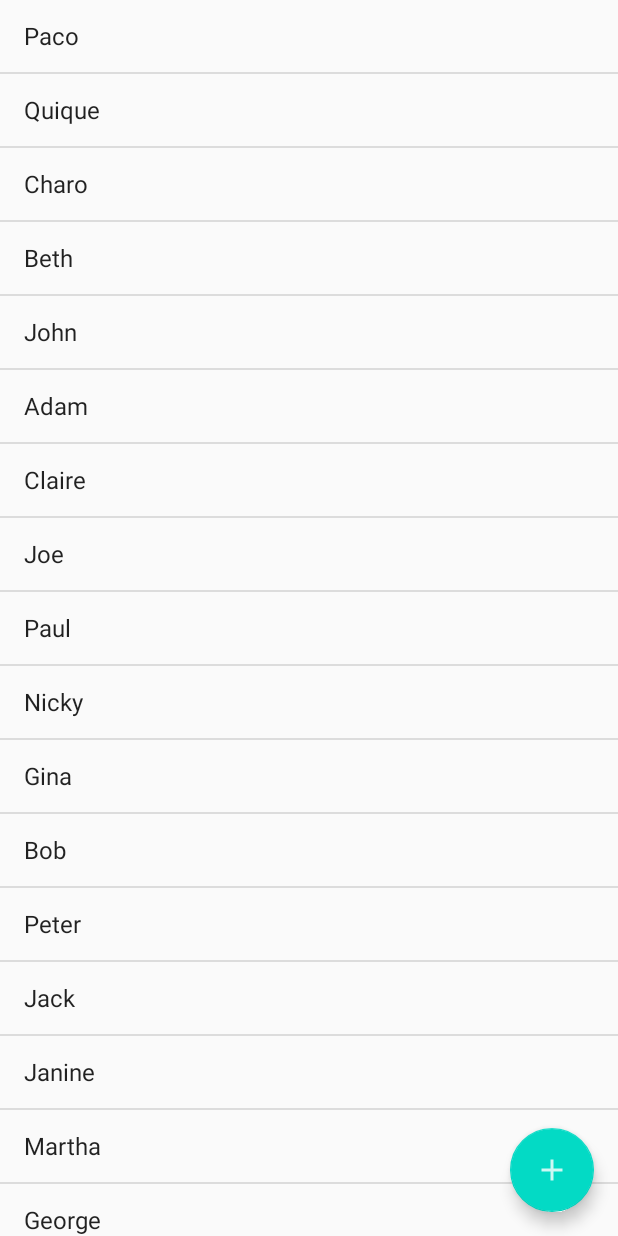
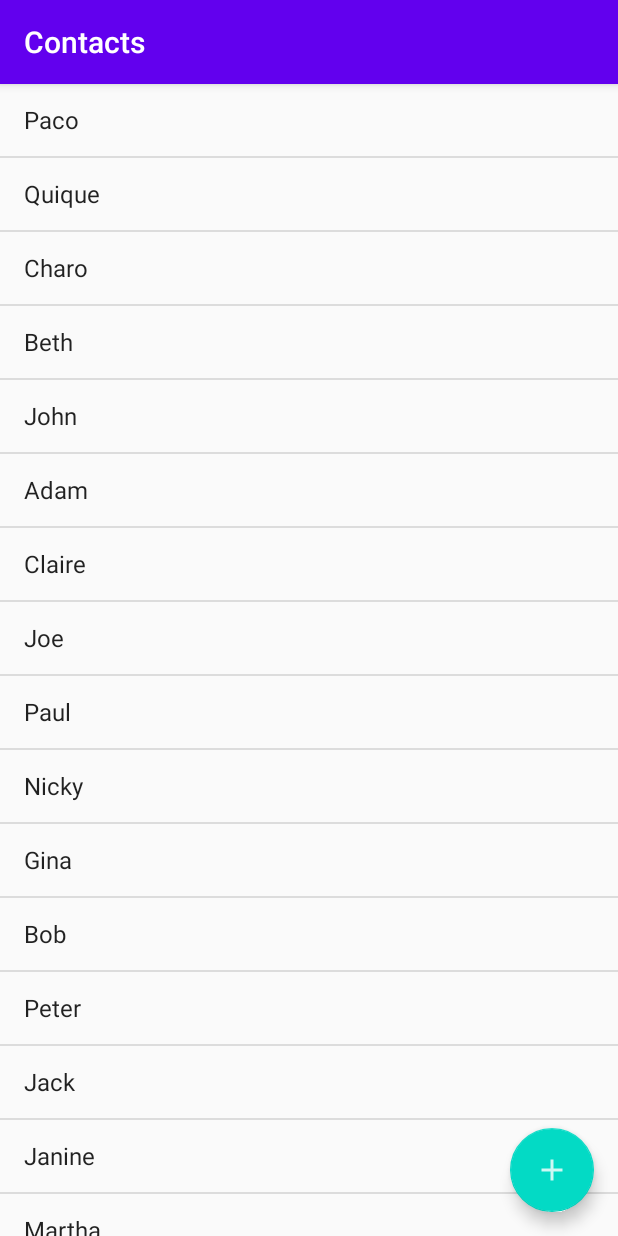
Before and after one commit to afonsodemori/study-java-contacts, an Android app: the screen it shows after launch (MainActivity before the commit, ContactsListActivity after it), on a phone screen of 412 x 824 dp. Run offline under Robolectric (Android 15) with nearby library versions, the phone set to English and light mode, and no system bars.

Commit message:
Change AppActivity to AppCompatActivity and do some refactor

```diff
--- a/app/src/main/AndroidManifest.xml
+++ b/app/src/main/AndroidManifest.xml
@@ -9,7 +9,7 @@
         android:supportsRtl="true"
         android:theme="@style/AppTheme">
 
-        <activity android:name=".MainActivity">
+        <activity android:name=".ui.ContactsListActivity">
             <intent-filter>
                 <action android:name="android.intent.action.MAIN" />
                 <category android:name="android.intent.category.LAUNCHER" />
--- a/app/src/main/java/dev/afonso/contacts/MainActivity.java
+++ /dev/null
@@ -1,70 +0,0 @@
-package dev.afonso.contacts;
-
-import android.app.Activity;
-import android.os.Bundle;
-import android.widget.ArrayAdapter;
-import android.widget.ListView;
-import android.widget.TextView;
-import android.widget.Toast;
-
-import androidx.annotation.Nullable;
-
-import java.util.ArrayList;
-import java.util.Arrays;
-import java.util.List;
-
-public class MainActivity extends Activity {
-    @Override
-    protected void onCreate(@Nullable Bundle savedInstanceState) {
-        super.onCreate(savedInstanceState);
-        Toast.makeText(this, "onCreate", Toast.LENGTH_SHORT).show();
-
-        setContentView(R.layout.activity_main);
-
-        List<String> contacts = new ArrayList<>(Arrays.asList(
-                "Paco", "Quique", "Charo", "Beth", "John", "Adam", "Claire", "Joe", "Paul", "Nicky",
-                "Gina", "Bob", "Peter", "Jack", "Janine", "Martha", "George", "Lisa", "Steve"
-        ));
-
-        ListView contactsList = findViewById(R.id.activity_main_list_contacts);
-        contactsList.setAdapter(new ArrayAdapter<>(this, android.R.layout.simple_list_item_1, contacts));
-    }
-
-    // Other tests
-
-    @Override
-    protected void onStart() {
-        super.onStart();
-        Toast.makeText(this, "onStart", Toast.LENGTH_SHORT).show();
-    }
-
-    @Override
-    protected void onResume() {
-        super.onResume();
-        Toast.makeText(this, "onResume", Toast.LENGTH_SHORT).show();
-    }
-
-    @Override
-    protected void onRestart() {
-        super.onRestart();
-        Toast.makeText(this, "onRestart", Toast.LENGTH_SHORT).show();
-    }
-
-    @Override
-    protected void onPause() {
-        super.onPause();
-        Toast.makeText(this, "onPause", Toast.LENGTH_SHORT).show();
-    }
-
-    @Override
-    protected void onStop() {
-        super.onStop();
-        Toast.makeText(this, "onStop", Toast.LENGTH_SHORT).show();
-    }
-
-    @Override
-    protected void onDestroy() {
-        super.onDestroy();
-        Toast.makeText(this, "onDestroy", Toast.LENGTH_SHORT).show();
-    }
-}
--- /dev/null
+++ b/app/src/main/java/dev/afonso/contacts/ui/ContactsListActivity.java
@@ -0,0 +1,30 @@
+package dev.afonso.contacts.ui;
+
+import android.os.Bundle;
+import android.widget.ArrayAdapter;
+import android.widget.ListView;
+
+import androidx.annotation.Nullable;
+import androidx.appcompat.app.AppCompatActivity;
+
+import java.util.ArrayList;
+import java.util.Arrays;
+import java.util.List;
+
+import dev.afonso.contacts.R;
+
+public class ContactsListActivity extends AppCompatActivity {
+    @Override
+    protected void onCreate(@Nullable Bundle savedInstanceState) {
+        super.onCreate(savedInstanceState);
+        setContentView(R.layout.activity_contacts_list);
+
+        List<String> contacts = new ArrayList<>(Arrays.asList(
+                "Paco", "Quique", "Charo", "Beth", "John", "Adam", "Claire", "Joe", "Paul", "Nicky",
+                "Gina", "Bob", "Peter", "Jack", "Janine", "Martha", "George", "Lisa", "Steve"
+        ));
+
+        ListView contactsList = findViewById(R.id.activity_contacts_list_listView);
+        contactsList.setAdapter(new ArrayAdapter<>(this, android.R.layout.simple_list_item_1, contacts));
+    }
+}
--- a/app/src/main/res/layout/activity_main.xml
+++ b/app/src/main/res/layout/activity_contacts_list.xml
@@ -15,7 +15,7 @@
         android:src="@drawable/ic_action_add" />
 
     <ListView
-        android:id="@+id/activity_main_list_contacts"
+        android:id="@+id/activity_contacts_list_listView"
         android:layout_width="match_parent"
         android:layout_height="match_parent" />
 
```
